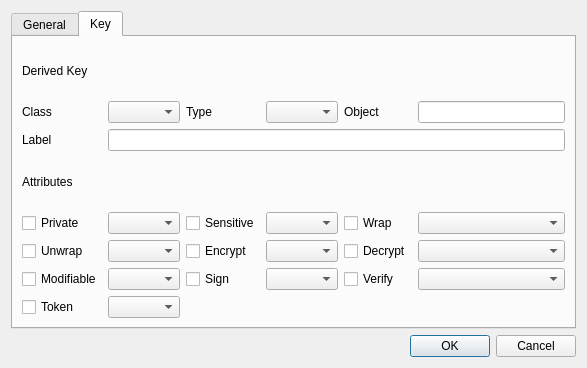
Above: HsmMan/derive_key_dlg.ui from jykim74/CryptokiMan before the change. Below: the same form after it.
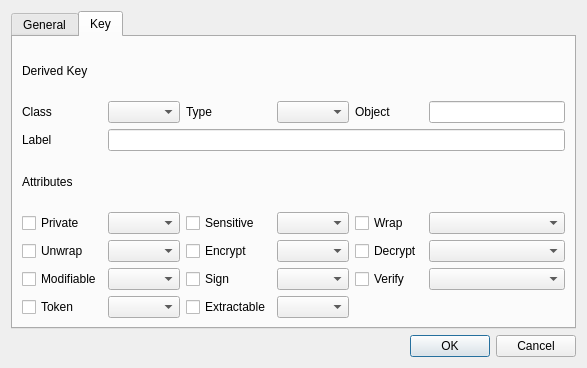
That is the form after the change. The open tabs and pages were chosen to show the change.

The edit to the form file:
```diff
--- a/HsmMan/derive_key_dlg.ui
+++ b/HsmMan/derive_key_dlg.ui
@@ -292,6 +292,16 @@
          </property>
         </widget>
        </item>
+       <item row="7" column="2">
+        <widget class="QCheckBox" name="mExtractableCheck">
+         <property name="text">
+          <string>Extractable</string>
+         </property>
+        </widget>
+       </item>
+       <item row="7" column="3">
+        <widget class="QComboBox" name="mExtractableCombo"/>
+       </item>
       </layout>
      </widget>
     </widget>
```
Left out of the diff: 2 changed lines with no effect on the pictures.
